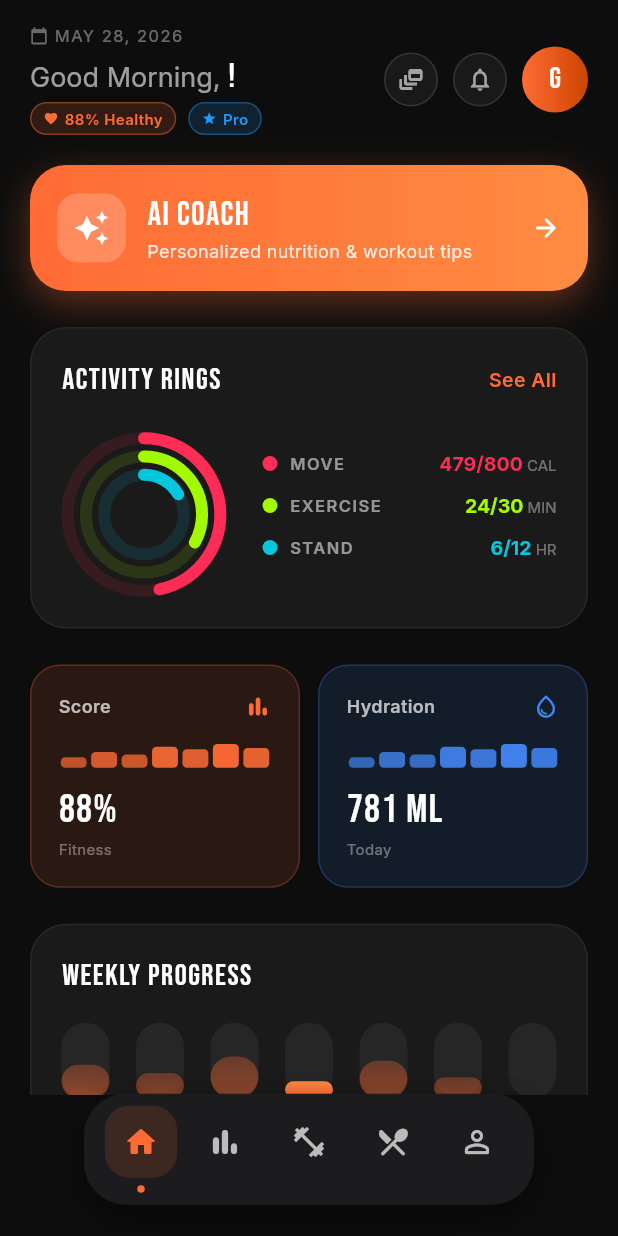
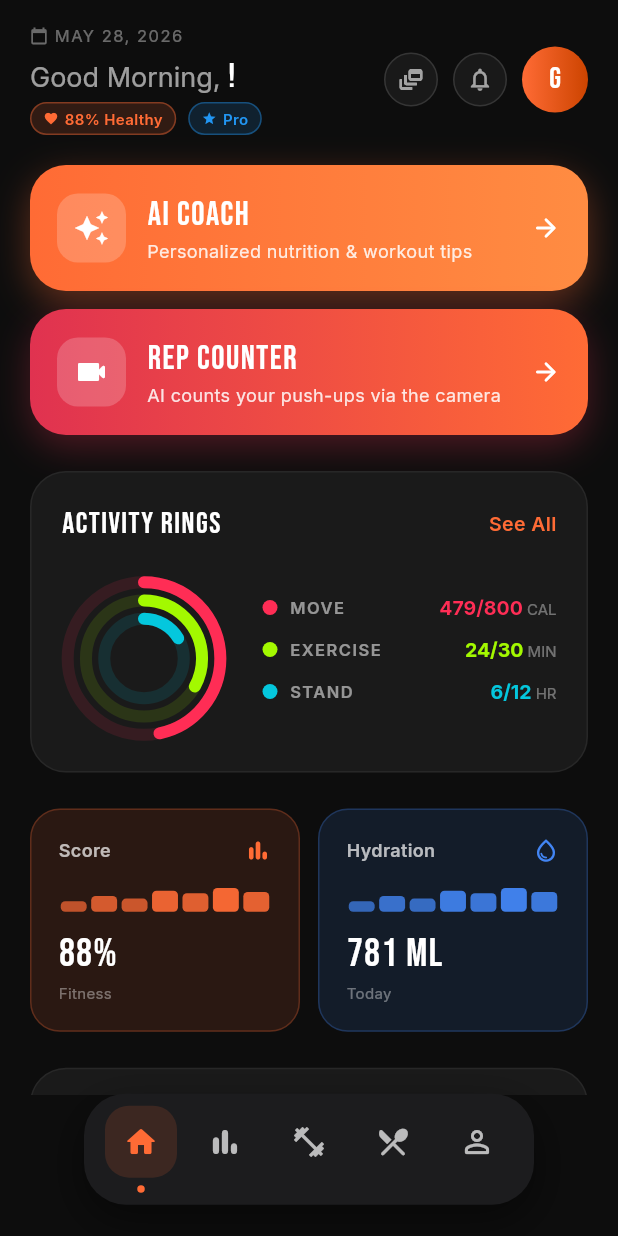
Before and after one commit to H311sing/diplomka-main, a Flutter app: the RecommendationsScreen screen opened by its route, after a tap on the "arrow back ios new" icon, on a phone screen of 412 x 824 dp. Run offline on Flutter 3.47's test engine with Material 3 defaults, Android fonts, the phone set to English and light mode, and no system bars; drawn by our look-alikes of flutter_animate; our stand-ins replace camera, flutter_local_notifications, flutter_timezone, go_router, google_fonts, image_picker and 4 more; missing offline and left inert: google_mlkit_pose_detection; accounts and stored records are empty; network calls fail.

Commit message:
Add AI Rep Counter: camera + ML Kit Pose push-up counter
Counts push-ups in real time using the front/back camera and Google
ML Kit Pose (on-device, no API key). State machine watches the elbow
angle and counts down -> up transitions; requires both arms to bend
together so half-reps don't count.

- pubspec: camera + google_mlkit_pose_detection
- AndroidManifest: CAMERA permission + camera features
- pose_counter_screen.dart: live camera preview, pose stream with
  backpressure, rep counter UI with phase chip (UP/DOWN/NO POSE),
  Reset and Save (writes to workout_logs + activities feed)
- /pose-counter route; Rep Counter entry card on Home

Android-only (ML Kit Pose has no web/iOS support in this setup);
falls back to a clear error message on other platforms.

Co-Authored-By: Claude Opus 4.7 <noreply@anthropic.com>

```diff
--- a/lib/main.dart
+++ b/lib/main.dart
@@ -17,6 +17,7 @@ import 'screens/feed_screen.dart';
 import 'screens/challenges_screen.dart';
 import 'screens/chat_screen.dart';
 import 'screens/recommendations_screen.dart';
+import 'screens/pose_counter_screen.dart';
 
 void main() async {
   WidgetsFlutterBinding.ensureInitialized();
@@ -63,6 +64,9 @@ final _router = GoRouter(
     GoRoute(
         path: '/recommendations',
         builder: (_, __) => const RecommendationsScreen()),
+    GoRoute(
+        path: '/pose-counter',
+        builder: (_, __) => const PoseCounterScreen()),
   ],
 );
 
--- a/lib/screens/home_screen.dart
+++ b/lib/screens/home_screen.dart
@@ -210,6 +210,8 @@ class _HomeScreenState extends State<HomeScreen> with TickerProviderStateMixin {
                 _buildHeader(),
                 const SizedBox(height: 20),
                 _buildAiCoachCard(),
+                const SizedBox(height: 12),
+                _buildRepCounterCard(),
                 const SizedBox(height: 24),
                 _buildActivitySection(),
                 const SizedBox(height: 24),
@@ -487,6 +489,63 @@ class _HomeScreenState extends State<HomeScreen> with TickerProviderStateMixin {
         ),
       ),
     ).animate().fadeIn(delay: 100.ms, duration: 600.ms).slideY(begin: 0.1);
+  }
+
+  // ─── REP COUNTER (camera) ─────────────────────────────────
+  Widget _buildRepCounterCard() {
+    return GestureDetector(
+      onTap: () => context.go('/pose-counter'),
+      child: Container(
+        width: double.infinity,
+        padding: const EdgeInsets.all(18),
+        decoration: BoxDecoration(
+          gradient: const LinearGradient(
+            colors: [Color(0xFFE03250), Color(0xFFFF6B35)],
+          ),
+          borderRadius: BorderRadius.circular(24),
+          boxShadow: [
+            BoxShadow(
+              color: const Color(0xFFE03250).withOpacity(0.3),
+              blurRadius: 20,
+              offset: const Offset(0, 8),
+            ),
+          ],
+        ),
+        child: Row(
+          children: [
+            Container(
+              width: 46,
+              height: 46,
+              decoration: BoxDecoration(
+                color: Colors.white.withOpacity(0.2),
+                borderRadius: BorderRadius.circular(14),
+              ),
+              child: const Icon(Icons.videocam_rounded,
+                  color: Colors.white, size: 24),
+            ),
+            const SizedBox(width: 14),
+            Expanded(
+              child: Column(
+                crossAxisAlignment: CrossAxisAlignment.start,
+                children: [
+                  Text('Rep Counter',
+                      style: GoogleFonts.bebasNeue(
+                          color: Colors.white,
+                          fontSize: 22,
+                          letterSpacing: 1)),
+                  Text('AI counts your push-ups via the camera',
+                      style: GoogleFonts.inter(
+                          color: Colors.white.withOpacity(0.85),
+                          fontSize: 12)),
+                ],
+              ),
+            ),
+            const Icon(Icons.arrow_forward_rounded,
+                color: Colors.white, size: 20),
+          ],
+        ),
+      ),
+    ).animate().fadeIn(delay: 150.ms, duration: 600.ms).slideY(begin: 0.1);
   }
 
   // ─── ACTIVITY RINGS ───────────────────────────────────────
--- a/lib/screens/recommendations_screen.dart
+++ b/lib/screens/recommendations_screen.dart
@@ -47,10 +47,22 @@ class _RecommendationsScreenState extends State<RecommendationsScreen> {
         _exercises = _asList(data['exercises']);
         _loading = false;
       });
+    } on FunctionException catch (e) {
+      String detail = '';
+      final d = e.details;
+      if (d is Map && d['detail'] != null) {
+        detail = d['detail'].toString();
+      } else if (d != null) {
+        detail = d.toString();
+      }
+      setState(() {
+        _error = 'AI service error (HTTP ${e.status}).'
+            '${detail.isNotEmpty ? '\n\n$detail' : ''}';
+        _loading = false;
+      });
     } catch (e) {
       setState(() {
-        _error = 'Could not reach the AI service.\nIs the Edge Function '
-            'running and the Gemini key set?';
+        _error = 'Could not reach the AI service.\n$e';
         _loading = false;
       });
     }
@@ -186,19 +198,17 @@ class _RecommendationsScreenState extends State<RecommendationsScreen> {
   }
 
   Widget _buildError() {
-    return Center(
-      child: Padding(
-        padding: const EdgeInsets.all(32),
+    return SingleChildScrollView(
+      physics: const AlwaysScrollableScrollPhysics(),
+      padding: const EdgeInsets.fromLTRB(28, 40, 28, 28),
       child: Column(
-          mainAxisAlignment: MainAxisAlignment.center,
         children: [
           const Icon(Icons.cloud_off_rounded,
               color: Colors.white24, size: 56),
           const SizedBox(height: 16),
-            Text(_error ?? 'Something went wrong',
+          SelectableText(_error ?? 'Something went wrong',
               textAlign: TextAlign.center,
-                style:
-                    GoogleFonts.inter(color: Colors.white54, fontSize: 14)),
+              style: GoogleFonts.inter(color: Colors.white54, fontSize: 13)),
           const SizedBox(height: 20),
           ElevatedButton(
             onPressed: _load,
@@ -212,7 +222,6 @@ class _RecommendationsScreenState extends State<RecommendationsScreen> {
                     color: Colors.white, fontWeight: FontWeight.w700)),
           ),
         ],
-        ),
       ),
     );
   }
--- a/pubspec.yaml
+++ b/pubspec.yaml
@@ -22,6 +22,8 @@ dependencies:
   timezone: ^0.9.4
   flutter_timezone: ^3.0.1
   shared_preferences: ^2.2.3
+  camera: ^0.11.0+2
+  google_mlkit_pose_detection: ^0.14.0
 
 dev_dependencies:
   flutter_test:
```
Also changed, not shown: lib/core/supabase_config.dart (+17 -3 lines), lib/screens/pose_counter_screen.dart (added, +522 -0 lines), pubspec.lock, 1 other file. Lines whose indentation alone changed are shown as unchanged.
